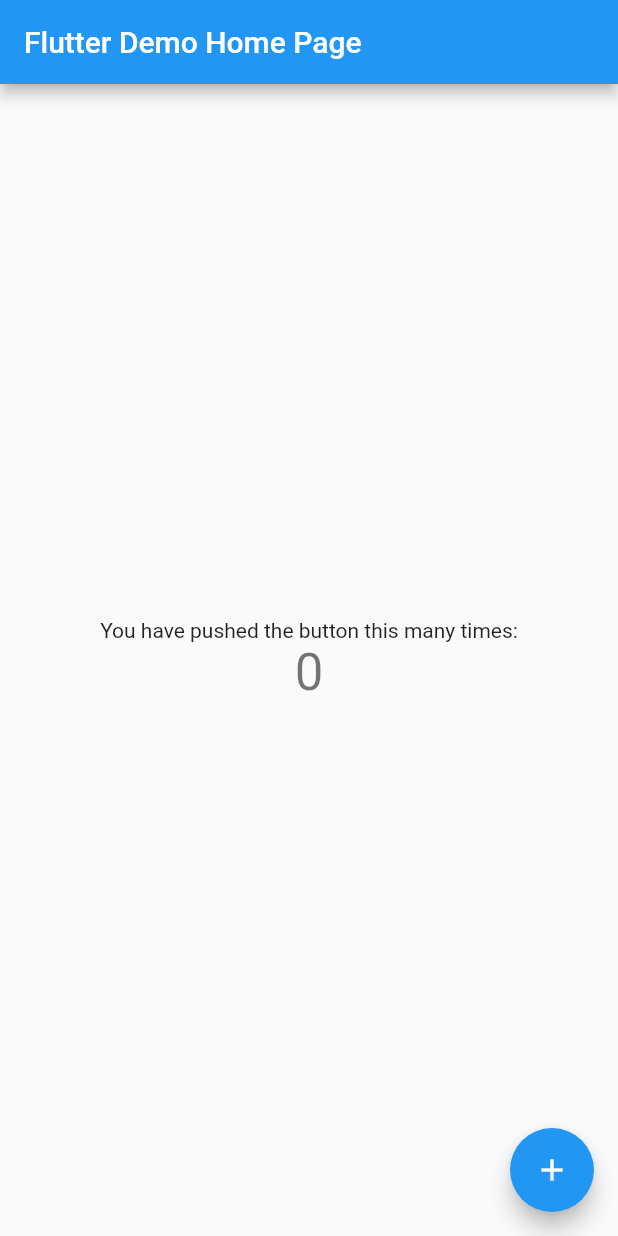
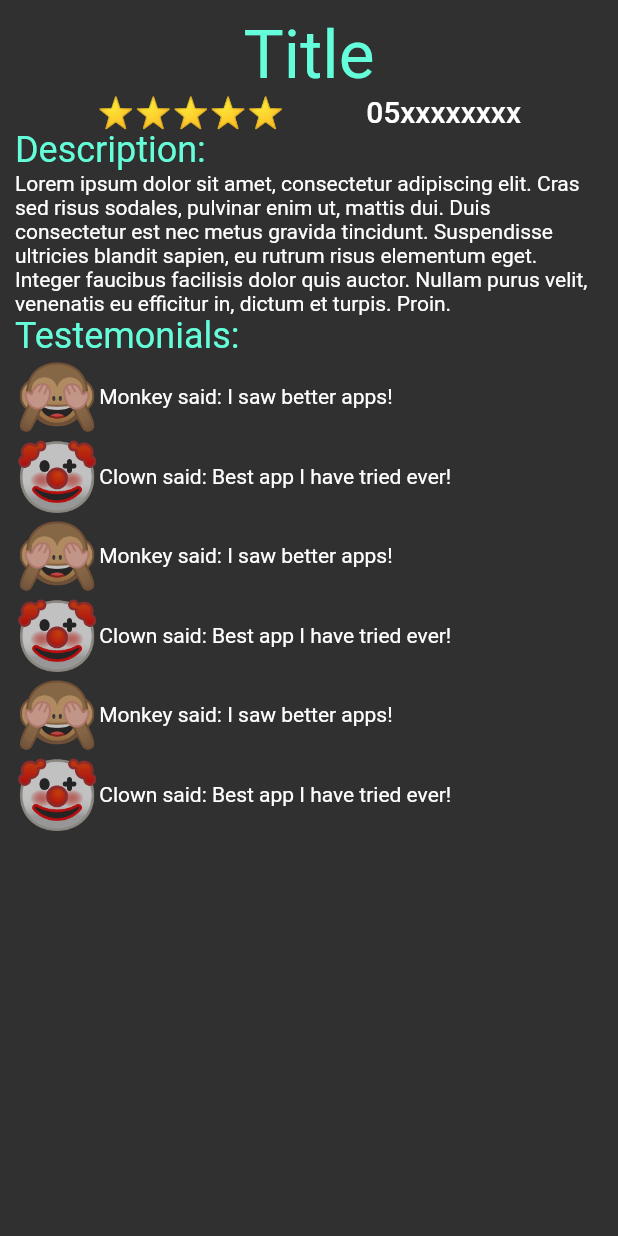
Before and after one commit to YazeedAlKhalaf/row_and_column, a Flutter app: the screen it shows after launch, on a phone screen of 412 x 824 dp. Run offline on Flutter 3.47's test engine with Material 2 defaults, Android fonts, the phone set to English and light mode, and no system bars.

Commit message:
➕ Add row column example

```diff
--- a/lib/main.dart
+++ b/lib/main.dart
@@ -1,113 +1,41 @@
 import 'package:flutter/material.dart';
+import 'package:row_and_column/screens/row_column_example.dart';
 
 void main() {
-  runApp(MyApp());
+  runApp(App());
 }
 
-class MyApp extends StatelessWidget {
-  // This widget is the root of your application.
+class App extends StatelessWidget {
   @override
   Widget build(BuildContext context) {
     return MaterialApp(
-      title: 'Flutter Demo',
+      debugShowCheckedModeBanner: false,
+      title: 'Row and Column',
+      themeMode: ThemeMode.dark,
+      // themeMode: ThemeMode.light,
       theme: ThemeData(
-        // This is the theme of your application.
-        //
-        // Try running your application with "flutter run". You'll see the
-        // application has a blue toolbar. Then, without quitting the app, try
-        // changing the primarySwatch below to Colors.green and then invoke
-        // "hot reload" (press "r" in the console where you ran "flutter run",
-        // or simply save your changes to "hot reload" in a Flutter IDE).
-        // Notice that the counter didn't reset back to zero; the application
-        // is not restarted.
-        primarySwatch: Colors.blue,
+        brightness: Brightness.light,
       ),
-      home: MyHomePage(title: 'Flutter Demo Home Page'),
+      darkTheme: ThemeData(
+        brightness: Brightness.dark,
+      ),
+      home: HomeScreen(),
     );
   }
 }
 
-class MyHomePage extends StatefulWidget {
-  MyHomePage({Key key, this.title}) : super(key: key);
-
-  // This widget is the home page of your application. It is stateful, meaning
-  // that it has a State object (defined below) that contains fields that affect
-  // how it looks.
-
-  // This class is the configuration for the state. It holds the values (in this
-  // case the title) provided by the parent (in this case the App widget) and
-  // used by the build method of the State. Fields in a Widget subclass are
-  // always marked "final".
-
-  final String title;
-
-  @override
-  _MyHomePageState createState() => _MyHomePageState();
-}
-
-class _MyHomePageState extends State<MyHomePage> {
-  int _counter = 0;
-
-  void _incrementCounter() {
-    setState(() {
-      // This call to setState tells the Flutter framework that something has
-      // changed in this State, which causes it to rerun the build method below
-      // so that the display can reflect the updated values. If we changed
-      // _counter without calling setState(), then the build method would not be
-      // called again, and so nothing would appear to happen.
-      _counter++;
-    });
-  }
-
+class HomeScreen extends StatelessWidget {
   @override
   Widget build(BuildContext context) {
-    // This method is rerun every time setState is called, for instance as done
-    // by the _incrementCounter method above.
-    //
-    // The Flutter framework has been optimized to make rerunning build methods
-    // fast, so that you can just rebuild anything that needs updating rather
-    // than having to individually change instances of widgets.
     return Scaffold(
-      appBar: AppBar(
-        // Here we take the value from the MyHomePage object that was created by
-        // the App.build method, and use it to set our appbar title.
-        title: Text(widget.title),
-      ),
-      body: Center(
-        // Center is a layout widget. It takes a single child and positions it
-        // in the middle of the parent.
-        child: Column(
-          // Column is also a layout widget. It takes a list of children and
-          // arranges them vertically. By default, it sizes itself to fit its
-          // children horizontally, and tries to be as tall as its parent.
-          //
-          // Invoke "debug painting" (press "p" in the console, choose the
-          // "Toggle Debug Paint" action from the Flutter Inspector in Android
-          // Studio, or the "Toggle Debug Paint" command in Visual Studio Code)
-          // to see the wireframe for each widget.
-          //
-          // Column has various properties to control how it sizes itself and
-          // how it positions its children. Here we use mainAxisAlignment to
-          // center the children vertically; the main axis here is the vertical
-          // axis because Columns are vertical (the cross axis would be
-          // horizontal).
-          mainAxisAlignment: MainAxisAlignment.center,
-          children: <Widget>[
-            Text(
-              'You have pushed the button this many times:',
-            ),
-            Text(
-              '$_counter',
-              style: Theme.of(context).textTheme.headline4,
-            ),
-          ],
+      body: Padding(
+        padding: EdgeInsets.all(
+          10.0,
+        ),
+        child: SafeArea(
+          child: RowColumnExample(),
         ),
       ),
-      floatingActionButton: FloatingActionButton(
-        onPressed: _incrementCounter,
-        tooltip: 'Increment',
-        child: Icon(Icons.add),
-      ), // This trailing comma makes auto-formatting nicer for build methods.
     );
   }
 }
--- /dev/null
+++ b/lib/screens/row_column_example.dart
@@ -0,0 +1,100 @@
+import 'package:flutter/material.dart';
+
+class RowColumnExample extends StatelessWidget {
+  @override
+  Widget build(BuildContext context) {
+    final List<int> testemonials = <int>[
+      1,
+      2,
+      3,
+      4,
+      5,
+      6,
+    ];
+
+    final String description =
+        "Lorem ipsum dolor sit amet, consectetur adipiscing elit. Cras sed risus sodales, pulvinar enim ut, mattis dui. Duis consectetur est nec metus gravida tincidunt. Suspendisse ultricies blandit sapien, eu rutrum risus elementum eget. Integer faucibus facilisis dolor quis auctor. Nullam purus velit, venenatis eu efficitur in, dictum et turpis. Proin.";
+    return SingleChildScrollView(
+      child: Column(
+        crossAxisAlignment: CrossAxisAlignment.center,
+        mainAxisSize: MainAxisSize.max,
+        children: <Widget>[
+          Row(
+            mainAxisAlignment: MainAxisAlignment.center,
+            children: <Widget>[
+              Text(
+                'Title',
+                style: Theme.of(context).textTheme.headline3.copyWith(
+                      color: Theme.of(context).accentColor,
+                    ),
+              ),
+            ],
+          ),
+          Row(
+            mainAxisAlignment: MainAxisAlignment.spaceEvenly,
+            children: <Widget>[
+              Text(
+                '⭐⭐⭐⭐⭐',
+                style: Theme.of(context).textTheme.headline6,
+              ),
+              Text(
+                '05xxxxxxxx',
+                style: Theme.of(context).textTheme.headline6,
+              ),
+            ],
+          ),
+          Row(
+            children: <Widget>[
+              Expanded(
+                child: Column(
+                  crossAxisAlignment: CrossAxisAlignment.start,
+                  children: [
+                    Text(
+                      'Description: ',
+                      style: Theme.of(context).textTheme.headline5.copyWith(
+                            color: Theme.of(context).accentColor,
+                          ),
+                    ),
+                    Text(
+                      description,
+                    ),
+                  ],
+                ),
+              ),
+            ],
+          ),
+          Column(
+            crossAxisAlignment: CrossAxisAlignment.start,
+            children: <Widget>[
+              Text(
+                'Testemonials: ',
+                style: Theme.of(context).textTheme.headline5.copyWith(
+                      color: Theme.of(context).accentColor,
+                    ),
+              ),
+              ...testemonials
+                  .map(
+                    (int testemonial) => Row(
+                      children: <Widget>[
+                        Text(
+                          testemonial.isEven ? '🤡' : '🙈',
+                          style: Theme.of(context).textTheme.headline3,
+                        ),
+                        Expanded(
+                          child: Text(
+                            testemonial.isEven
+                                ? 'Clown said: Best app I have tried ever!'
+                                : 'Monkey said: I saw better apps!',
+                          ),
+                        ),
+                      ],
+                    ),
+                  )
+                  .toList(),
+            ],
+          ),
+        ],
+      ),
+    );
+  }
+}
```
Also changed, not shown: 1 other file.
